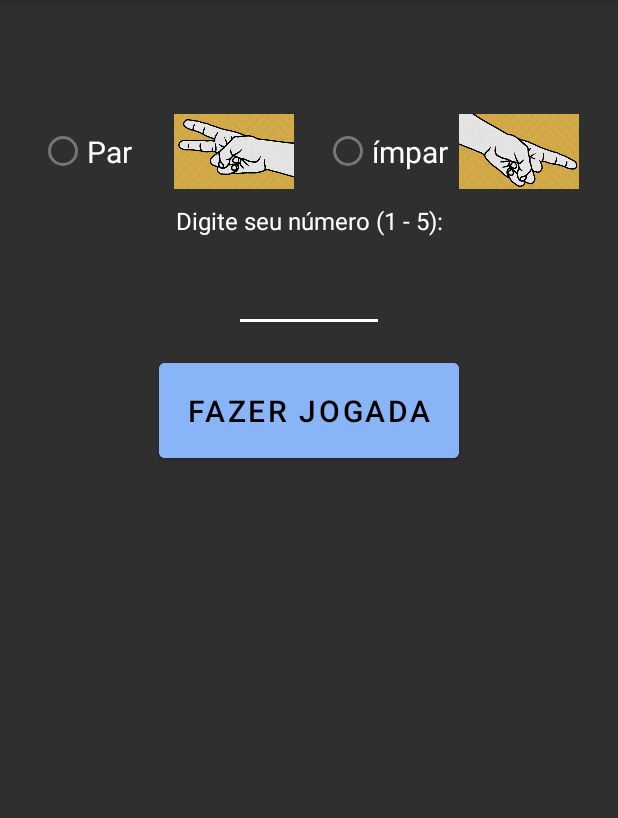
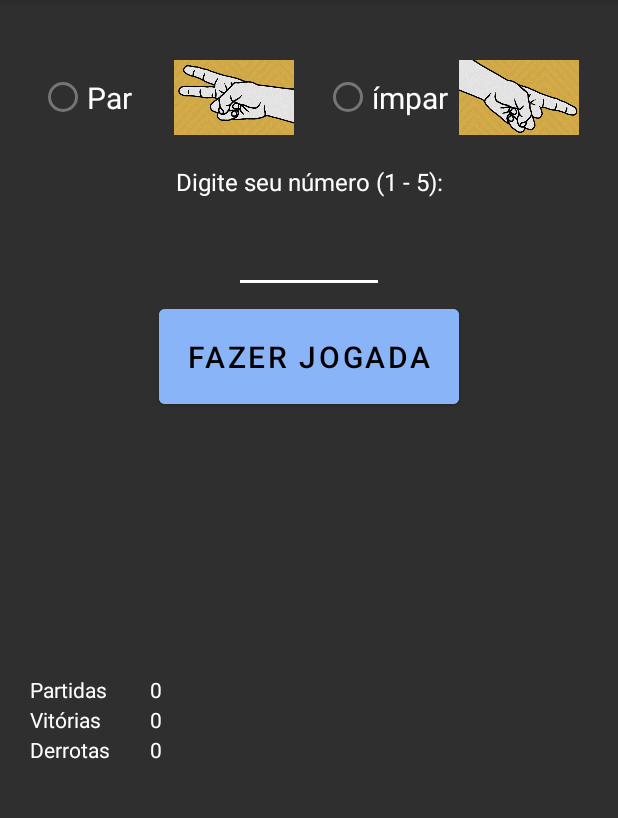
Before and after one commit to pQuintans/materiais-android, an Android app: the PlayActivity screen opened directly, with no data from a screen before it, on a phone screen of 412 x 824 dp, the part 84-902 px from its top. Run offline under Robolectric (Android 15) with nearby library versions, the phone set to English and light mode, and no system bars.

Commit message:
Terminando ParOuImpar

```diff
--- a/ParOuImpar3INFD/app/src/main/java/com/example/parouimpar3infd/PlayActivity.java
+++ b/ParOuImpar3INFD/app/src/main/java/com/example/parouimpar3infd/PlayActivity.java
@@ -17,8 +17,12 @@ public class PlayActivity extends AppCompatActivity {
 
     RadioGroup rgOptions;
     RadioButton rdbPar, rdbImpar;
-    TextView txtResult, txtBattlefield;
+    TextView txtResult, txtBattlefield, lblPartidasResultado, lblVitoriasResultado, lblDerrotasResultado;
     EditText txtPlayersNumber;
+
+    int partidasResultado = 0;
+    int derrotasResultado = 0;
+    int vitoriasResultado = 0;
 
     @Override
     protected void onCreate(Bundle savedInstanceState) {
@@ -31,11 +35,15 @@ public class PlayActivity extends AppCompatActivity {
         txtBattlefield = findViewById(R.id.txtBattlefield);
         txtResult = findViewById(R.id.lblResult);
         txtPlayersNumber = findViewById(R.id.txtPlayersNumber);
+        lblPartidasResultado = findViewById(R.id.lblPartidasResultado);
+        lblVitoriasResultado = findViewById(R.id.lblVitoriasResultado);
+        lblDerrotasResultado = findViewById(R.id.lblDerrotasResultado);
     }
 
     public void play(View v) {
         int iaNumber, playersMove = 0;
         Boolean didPlayerWin, shouldPlay = true;
+
 
         if (rdbImpar.isChecked()){
             playersMove = 1;
@@ -59,6 +67,9 @@ public class PlayActivity extends AppCompatActivity {
         }
 
         if(shouldPlay){
+            partidasResultado++;
+            lblPartidasResultado.setText(Integer.toString(partidasResultado));
+
             Random randomizer = new  Random();
             iaNumber = randomizer.nextInt(5) + 1;
 
@@ -78,7 +89,16 @@ public class PlayActivity extends AppCompatActivity {
                 }
             }
 
-            txtResult.setText("Você " + (didPlayerWin ? "ganhou!!" : "perdeu") + " (" + playersNumber + "+" + iaNumber + "=" + (playersNumber+iaNumber) +")");
+            if (didPlayerWin == true){
+                txtResult.setText("Você ganhou!! (" + playersNumber + "+" + iaNumber + "=" + (playersNumber+iaNumber) +")");
+                vitoriasResultado++;
+                lblVitoriasResultado.setText(Integer.toString(vitoriasResultado));
+            }
+            else {
+                txtResult.setText("Você perdeu (" + playersNumber + "+" + iaNumber + "=" + (playersNumber+iaNumber) +")");
+                derrotasResultado++;
+                lblDerrotasResultado.setText(Integer.toString(derrotasResultado));
+            }
         } else {
             Toast.makeText(this, "Você deve digitar uma opção antes de jogar", Toast.LENGTH_SHORT);
         }
--- a/ParOuImpar3INFD/app/src/main/res/layout/activity_play.xml
+++ b/ParOuImpar3INFD/app/src/main/res/layout/activity_play.xml
@@ -11,7 +11,7 @@
         android:id="@+id/rgOptions"
         android:layout_width="wrap_content"
         android:layout_height="wrap_content"
-        android:layout_marginTop="76dp"
+        android:layout_marginTop="40dp"
         android:layoutDirection="inherit"
         android:orientation="horizontal"
         app:layout_constraintEnd_toEndOf="parent"
@@ -44,7 +44,7 @@
         android:id="@+id/TextView"
         android:layout_width="wrap_content"
         android:layout_height="wrap_content"
-        android:layout_marginTop="136dp"
+        android:layout_marginTop="110dp"
         android:layout_weight="1"
         android:text="Digite seu número (1 - 5):"
         android:textColor="#FEFEFE"
@@ -57,7 +57,7 @@
         android:id="@+id/txtPlayersNumber"
         android:layout_width="100dp"
         android:layout_height="wrap_content"
-        android:layout_marginTop="176dp"
+        android:layout_marginTop="150dp"
         android:backgroundTint="#FEFEFE"
         android:ems="10"
         android:inputType="number"
@@ -72,7 +72,7 @@
         android:id="@+id/btnMakeMove"
         android:layout_width="200dp"
         android:layout_height="75dp"
-        android:layout_marginTop="236dp"
+        android:layout_marginTop="200dp"
         android:backgroundTint="#8AB4F8"
         android:onClick="play"
         android:text="Fazer Jogada"
@@ -86,7 +86,7 @@
         android:id="@+id/imagesContainer"
         android:layout_width="wrap_content"
         android:layout_height="wrap_content"
-        android:layout_marginTop="336dp"
+        android:layout_marginTop="290dp"
         android:orientation="horizontal"
         app:layout_constraintEnd_toEndOf="parent"
         app:layout_constraintStart_toStartOf="parent"
@@ -94,11 +94,11 @@
 
         <TextView
             android:id="@+id/txtBattlefield"
-            android:layout_width="wrap_content"
+            android:layout_width="match_parent"
             android:layout_height="wrap_content"
             android:layout_weight="1"
             android:textColor="#FEFEFE"
-            android:textSize="100sp" />
+            android:textSize="50sp" />
 
     </LinearLayout>
 
@@ -106,7 +106,7 @@
         android:id="@+id/lblResult"
         android:layout_width="wrap_content"
         android:layout_height="wrap_content"
-        android:layout_marginTop="480dp"
+        android:layout_marginTop="370dp"
         android:textColor="#FEFEFE"
         android:textSize="20sp"
         app:layout_constraintEnd_toEndOf="parent"
@@ -114,4 +114,70 @@
         app:layout_constraintStart_toStartOf="parent"
         app:layout_constraintTop_toTopOf="parent" />
 
+    <TextView
+        android:id="@+id/lblPartidas"
+        android:layout_width="wrap_content"
+        android:layout_height="wrap_content"
+        android:layout_marginStart="20dp"
+        android:layout_marginTop="450dp"
+        android:text="Partidas"
+        android:textColor="#FEFEFE"
+        app:layout_constraintStart_toStartOf="parent"
+        app:layout_constraintTop_toTopOf="parent" />
+
+    <TextView
+        android:id="@+id/lblPartidasResultado"
+        android:layout_width="wrap_content"
+        android:layout_height="wrap_content"
+        android:layout_marginStart="100dp"
+        android:layout_marginTop="450dp"
+        android:text="0"
+        android:textColor="#FEFEFE"
+        app:layout_constraintStart_toStartOf="parent"
+        app:layout_constraintTop_toTopOf="parent" />
+
+    <TextView
+        android:id="@+id/lblVitoriasResultado"
+        android:layout_width="wrap_content"
+        android:layout_height="wrap_content"
+        android:layout_marginStart="100dp"
+        android:layout_marginTop="470dp"
+        android:text="0"
+        android:textColor="#FEFEFE"
+        app:layout_constraintStart_toStartOf="parent"
+        app:layout_constraintTop_toTopOf="parent" />
+
+    <TextView
+        android:id="@+id/lblDerrotasResultado"
+        android:layout_width="wrap_content"
+        android:layout_height="wrap_content"
+        android:layout_marginStart="100dp"
+        android:layout_marginTop="490dp"
+        android:text="0"
+        android:textColor="#FEFEFE"
+        app:layout_constraintStart_toStartOf="parent"
+        app:layout_constraintTop_toTopOf="parent" />
+
+    <TextView
+        android:id="@+id/lblVitorias"
+        android:layout_width="wrap_content"
+        android:layout_height="wrap_content"
+        android:layout_marginStart="20dp"
+        android:layout_marginTop="470dp"
+        android:text="Vitórias"
+        android:textColor="#FEFEFE"
+        app:layout_constraintStart_toStartOf="parent"
+        app:layout_constraintTop_toTopOf="parent" />
+
+    <TextView
+        android:id="@+id/lblDerrotas"
+        android:layout_width="wrap_content"
+        android:layout_height="wrap_content"
+        android:layout_marginStart="20dp"
+        android:layout_marginTop="490dp"
+        android:text="Derrotas"
+        android:textColor="#FEFEFE"
+        app:layout_constraintStart_toStartOf="parent"
+        app:layout_constraintTop_toTopOf="parent" />
+
 </androidx.constraintlayout.widget.ConstraintLayout>
```
